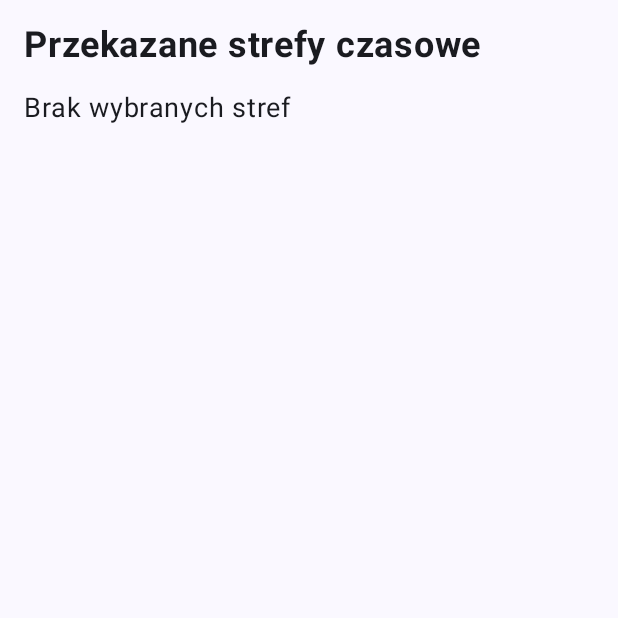
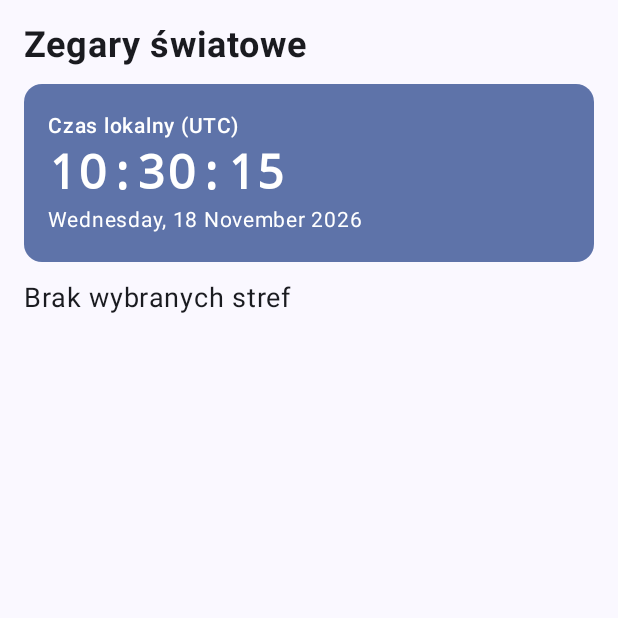
Before and after one commit to xxmateo7xx/zegar, an Android app built with Jetpack Compose: the ClockActivity screen opened directly, with no data from a screen before it, on a phone screen of 412 x 824 dp, the top half of it. Run offline under Robolectric (Android 15) with nearby library versions, the phone set to English and light mode, and no system bars.

Commit message:
Zadanie 2: Zegary strefowe java.time i roznica czasu

```diff
--- a/app/src/main/java/com/example/zegary/ClockActivity.kt
+++ b/app/src/main/java/com/example/zegary/ClockActivity.kt
@@ -6,13 +6,26 @@ import androidx.activity.ComponentActivity
 import androidx.activity.compose.setContent
 import androidx.activity.enableEdgeToEdge
 import androidx.compose.foundation.layout.*
+import androidx.compose.foundation.rememberScrollState
+import androidx.compose.foundation.verticalScroll
 import androidx.compose.material3.*
 import androidx.compose.runtime.Composable
+import androidx.compose.runtime.remember
+import androidx.compose.ui.Alignment
 import androidx.compose.ui.Modifier
+import androidx.compose.ui.text.font.FontFamily
 import androidx.compose.ui.text.font.FontWeight
 import androidx.compose.ui.unit.dp
 import androidx.compose.ui.unit.sp
 import com.example.zegary.ui.theme.ZegaryTheme
+import java.time.Instant
+import java.time.ZoneId
+import java.time.ZonedDateTime
+import java.time.format.DateTimeFormatter
+import java.util.Locale
+import kotlin.math.abs
+
+private val TIME_FORMATTER: DateTimeFormatter = DateTimeFormatter.ofPattern("HH:mm:ss")
 
 class ClockActivity : ComponentActivity() {
 
@@ -20,13 +33,13 @@ class ClockActivity : ComponentActivity() {
         super.onCreate(savedInstanceState)
         Log.d("Lab6_Lifecycle", "ClockActivity: onCreate")
 
-        val zones = intent.getStringArrayListExtra(EXTRA_ZONES) ?: emptyList()
+        val zones = intent?.getStringArrayListExtra(EXTRA_ZONES) ?: emptyList()
 
         enableEdgeToEdge()
         setContent {
             ZegaryTheme {
                 Scaffold(modifier = Modifier.fillMaxSize()) { innerPadding ->
-                    ZonesPreviewScreen(
+                    WorldClocksScreen(
                         zones = zones,
                         modifier = Modifier.padding(innerPadding)
                     )
@@ -62,29 +75,113 @@ class ClockActivity : ComponentActivity() {
 }
 
 @Composable
-fun ZonesPreviewScreen(zones: List<String>, modifier: Modifier = Modifier) {
+fun WorldClocksScreen(zones: List<String>, modifier: Modifier = Modifier) {
+    val dateFormatter = remember {
+        DateTimeFormatter.ofPattern("EEEE, d MMMM yyyy", Locale.getDefault())
+    }
+
+    val nowInstant = Instant.now()
+    val localZone = ZoneId.systemDefault()
+    val localTime = ZonedDateTime.ofInstant(nowInstant, localZone)
+
     Column(
         modifier = modifier
             .fillMaxSize()
-            .padding(16.dp)
+            .verticalScroll(rememberScrollState())
+            .padding(16.dp),
+        verticalArrangement = Arrangement.spacedBy(12.dp)
     ) {
         Text(
-            text = "Przekazane strefy czasowe",
+            text = "Zegary światowe",
             fontSize = 24.sp,
-            fontWeight = FontWeight.Bold,
-            modifier = Modifier.padding(bottom = 16.dp)
+            fontWeight = FontWeight.Bold
         )
+
+        Card(
+            colors = CardDefaults.cardColors(
+                containerColor = MaterialTheme.colorScheme.primaryContainer
+            ),
+            modifier = Modifier.fillMaxWidth()
+        ) {
+            Column(modifier = Modifier.padding(16.dp)) {
+                Text(
+                    text = "Czas lokalny (${localZone.id})",
+                    fontSize = 14.sp,
+                    fontWeight = FontWeight.SemiBold
+                )
+                Text(
+                    text = localTime.format(TIME_FORMATTER),
+                    fontSize = 32.sp,
+                    fontWeight = FontWeight.Bold,
+                    fontFamily = FontFamily.Monospace
+                )
+                Text(
+                    text = localTime.format(dateFormatter),
+                    fontSize = 14.sp
+                )
+            }
+        }
 
         if (zones.isEmpty()) {
             Text(text = "Brak wybranych stref", fontSize = 18.sp)
         } else {
-            zones.forEach { zone ->
-                Text(
-                    text = "• $zone",
-                    fontSize = 18.sp,
-                    modifier = Modifier.padding(vertical = 6.dp)
+            zones.forEach { zoneIdStr ->
+                val zoneId = ZoneId.of(zoneIdStr)
+                val zoneTime = ZonedDateTime.ofInstant(nowInstant, zoneId)
+                val diffText = formatOffsetDifference(
+                    localOffsetSeconds = localTime.offset.totalSeconds,
+                    targetOffsetSeconds = zoneTime.offset.totalSeconds
                 )
+
+                Card(modifier = Modifier.fillMaxWidth()) {
+                    Row(
+                        modifier = Modifier
+                            .fillMaxWidth()
+                            .padding(16.dp),
+                        horizontalArrangement = Arrangement.SpaceBetween,
+                        verticalAlignment = Alignment.CenterVertically
+                    ) {
+                        Column(modifier = Modifier.weight(1f)) {
+                            Text(
+                                text = zoneIdStr,
+                                fontSize = 18.sp,
+                                fontWeight = FontWeight.Bold
+                            )
+                            Text(
+                                text = zoneTime.format(dateFormatter),
+                                fontSize = 13.sp,
+                                color = MaterialTheme.colorScheme.onSurfaceVariant
+                            )
+                            Text(
+                                text = "Różnica: $diffText",
+                                fontSize = 13.sp,
+                                fontWeight = FontWeight.Medium,
+                                color = MaterialTheme.colorScheme.primary
+                            )
+                        }
+                        Text(
+                            text = zoneTime.format(TIME_FORMATTER),
+                            fontSize = 24.sp,
+                            fontWeight = FontWeight.Bold,
+                            fontFamily = FontFamily.Monospace
+                        )
+                    }
+                }
             }
         }
     }
 }
+
+private fun formatOffsetDifference(localOffsetSeconds: Int, targetOffsetSeconds: Int): String {
+    val diffSeconds = targetOffsetSeconds - localOffsetSeconds
+    if (diffSeconds == 0) return "0 h"
+
+    val hours = diffSeconds / 3600
+    val minutes = (abs(diffSeconds) % 3600) / 60
+
+    return if (minutes == 0) {
+        String.format(Locale.US, "%+d h", hours)
+    } else {
+        String.format(Locale.US, "%+d:%02d h", hours, minutes)
+    }
+}
```
